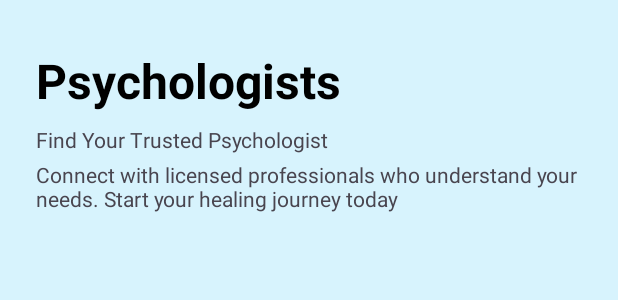
After one commit to pavanuthsara/MAD-labexam2, an Android app: the layout activity_psychologists.xml on its own in the app's theme, with its tools: preview values and no code run, on a phone screen of 412 x 824 dp. The commit adds this screen. Shown: the top 300 px of the screen. Run offline under Robolectric (Android 15) with nearby library versions, the phone set to English and light mode, and no system bars.

Commit message:
psychologist page v1.0

```diff
--- /dev/null
+++ b/app/src/main/java/com/example/mad_labexam2/PsychologistActivity.kt
@@ -0,0 +1,11 @@
+package com.example.mad_labexam2
+
+import android.os.Bundle
+import androidx.appcompat.app.AppCompatActivity
+
+class PsychologistActivity : AppCompatActivity() {
+    override fun onCreate(savedInstanceState: Bundle?) {
+        super.onCreate(savedInstanceState)
+        setContentView(R.layout.activity_psychologists)
+    }
+}
--- a/app/src/main/res/layout/activity_dashboard.xml
+++ b/app/src/main/res/layout/activity_dashboard.xml
@@ -13,8 +13,8 @@
         android:layout_height="wrap_content"
         android:layout_marginStart="24dp"
         android:layout_marginTop="32dp"
+        android:text="@string/user_dashboard"
         android:fontFamily="sans-serif"
-        android:text="@string/user_dashboard"
         android:textColor="@color/black"
         android:textSize="32dp"
         android:textStyle="bold"
--- /dev/null
+++ b/app/src/main/res/layout/activity_psychologists.xml
@@ -0,0 +1,45 @@
+<?xml version="1.0" encoding="utf-8"?>
+<androidx.constraintlayout.widget.ConstraintLayout xmlns:android="http://schemas.android.com/apk/res/android"
+    xmlns:app="http://schemas.android.com/apk/res-auto"
+    xmlns:tools="http://schemas.android.com/tools"
+    android:layout_width="match_parent"
+    android:layout_height="match_parent"
+    android:background="@color/background">
+
+
+    <TextView
+        android:id="@+id/textView4"
+        android:layout_width="wrap_content"
+        android:layout_height="wrap_content"
+        android:layout_marginStart="24dp"
+        android:layout_marginTop="32dp"
+        android:text="@string/psychologists"
+        android:fontFamily="sans-serif"
+        android:textColor="@color/black"
+        android:textSize="32dp"
+        android:textStyle="bold"
+        app:layout_constraintStart_toStartOf="parent"
+        app:layout_constraintTop_toTopOf="parent" />
+
+    <TextView
+        android:id="@+id/textView5"
+        android:layout_width="wrap_content"
+        android:layout_height="wrap_content"
+        android:layout_marginStart="24dp"
+        android:layout_marginTop="8dp"
+        android:text="@string/psychologists_tagline1"
+        app:layout_constraintStart_toStartOf="parent"
+        app:layout_constraintTop_toBottomOf="@+id/textView4" />
+
+    <TextView
+        android:id="@+id/textView6"
+        android:layout_width="match_parent"
+        android:layout_height="wrap_content"
+        android:layout_marginStart="24dp"
+        android:layout_marginTop="4dp"
+        android:layout_marginEnd="24dp"
+        android:text="@string/psychologist_tagline2"
+        app:layout_constraintEnd_toEndOf="parent"
+        app:layout_constraintStart_toStartOf="parent"
+        app:layout_constraintTop_toBottomOf="@+id/textView5" />
+</androidx.constraintlayout.widget.ConstraintLayout>
--- a/app/src/main/res/values/strings.xml
+++ b/app/src/main/res/values/strings.xml
@@ -2,4 +2,8 @@
     <string name="app_name">MAD-labexam2</string>
     <string name="user_dashboard">User Dashboard</string>
 
+    <!-- Psychologist page   -->
+    <string name="psychologists">Psychologists</string>
+    <string name="psychologists_tagline1">Find Your Trusted Psychologist</string>
+    <string name="psychologist_tagline2">Connect with licensed professionals who understand your needs. Start your healing journey today</string>
 </resources>
```
